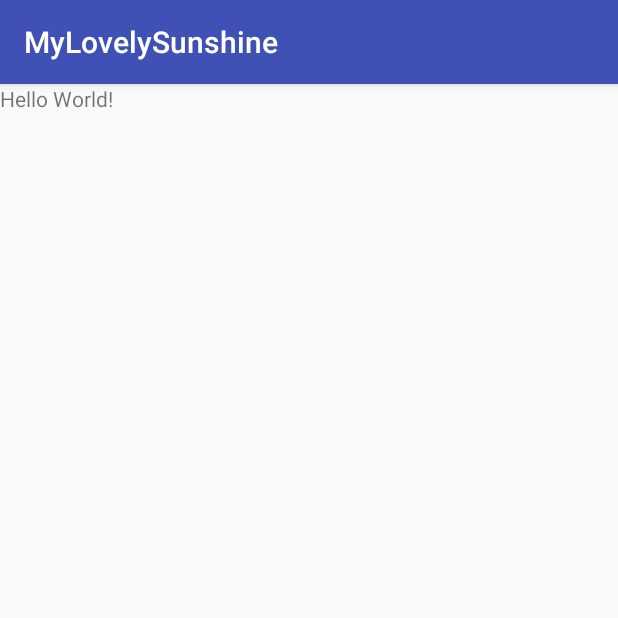
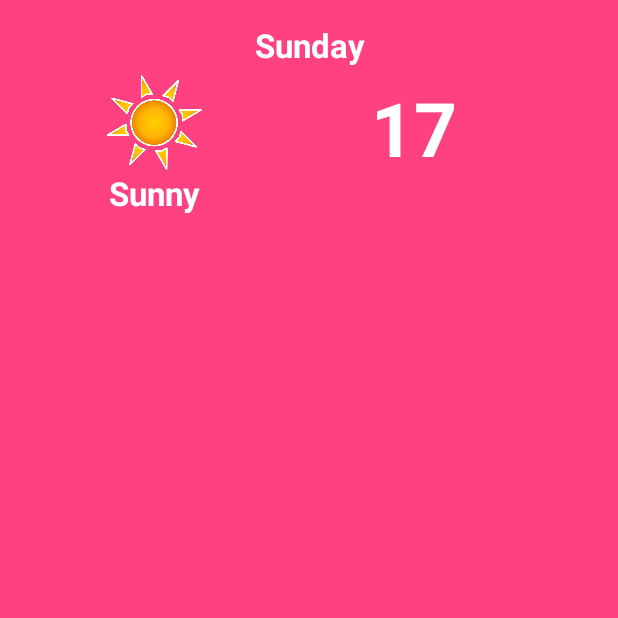
Before and after one commit to LaylaSM/my-lovely-sunshine, an Android app: the screen it shows after launch (MainActivity), on a phone screen of 412 x 824 dp, the top half of it. Run offline under Robolectric (Android 15) with nearby library versions, the phone set to English and light mode, and no system bars.

Commit message:
Updating Layout Sunshine

```diff
--- a/app/src/main/res/layout/activity_main.xml
+++ b/app/src/main/res/layout/activity_main.xml
@@ -1,14 +1,76 @@
 <?xml version="1.0" encoding="utf-8"?>
-<RelativeLayout xmlns:android="http://schemas.android.com/apk/res/android"
+<LinearLayout xmlns:android="http://schemas.android.com/apk/res/android"
     xmlns:app="http://schemas.android.com/apk/res-auto"
     xmlns:tools="http://schemas.android.com/tools"
     android:layout_width="match_parent"
     android:layout_height="match_parent"
     tools:context="intermediate.iak.laylasm.mylovelysunshine.MainActivity">
 
-    <TextView
-        android:layout_width="wrap_content"
-        android:layout_height="wrap_content"
-        android:text="Hello World!" />
+    <LinearLayout
+        android:orientation="vertical"
+        android:layout_width="match_parent"
+        android:layout_height="match_parent"
+        android:background="@color/colorAccent">
+        <LinearLayout
+            android:orientation="horizontal"
+            android:layout_width="match_parent"
+            android:layout_height="50dp">
+            <TextView
+                android:gravity="center"
+                android:textStyle="bold"
+                android:layout_marginTop="10dp"
+                android:layout_width="match_parent"
+                android:layout_height="match_parent"
+                android:text="@string/sunshine"
+                style="?android:textAppearanceLargeInverse"/>
+        </LinearLayout>
 
-</RelativeLayout>
+        <LinearLayout
+            android:orientation="horizontal"
+            android:layout_width="match_parent"
+            android:layout_height="100dp"
+            android:weightSum="2">
+            <LinearLayout
+                android:orientation="vertical"
+                android:layout_weight="1"
+                android:layout_width="match_parent"
+                android:layout_height="match_parent">
+                <ImageView
+                    android:scaleType="fitCenter"
+                    android:layout_width="wrap_content"
+                    android:layout_height="64dp"
+                    android:src="@drawable/suns"/>
+
+                <TextView
+                    android:layout_width="match_parent"
+                    android:layout_height="wrap_content"
+                    android:text="@string/sunny"
+                    style="?android:textAppearanceLargeInverse"
+                    android:gravity="center"
+                    android:textStyle="bold"/>
+
+            </LinearLayout>
+            <LinearLayout
+                android:orientation="horizontal"
+                android:layout_weight="1"
+                android:layout_width="match_parent"
+                android:layout_height="100dp">
+
+                <TextView
+                    android:gravity="center"
+                    android:textSize="50dp"
+                    android:layout_width="140dp"
+                    android:layout_height="70dp"
+                    android:text="@string/_17_derajat"
+                    style="?android:textAppearanceLargeInverse"
+                    android:textStyle="bold"/>
+                <TextView
+                    android:layout_width="30dp"
+                    android:layout_height="wrap_content" />
+
+            </LinearLayout>
+            </LinearLayout>
+
+    </LinearLayout>
+
+</LinearLayout>
--- a/app/src/main/res/values/strings.xml
+++ b/app/src/main/res/values/strings.xml
@@ -1,3 +1,7 @@
 <resources>
     <string name="app_name">MyLovelySunshine</string>
+    <string name="sunshine">Sunday</string>
+    <string name="today">Sunday, 06 August</string>
+    <string name="sunny">Sunny</string>
+    <string name="_17_derajat">17</string>
 </resources>
--- a/app/src/main/res/values/styles.xml
+++ b/app/src/main/res/values/styles.xml
@@ -1,7 +1,7 @@
 <resources>
 
     <!-- Base application theme. -->
-    <style name="AppTheme" parent="Theme.AppCompat.Light.DarkActionBar">
+    <style name="AppTheme" parent="Theme.AppCompat.Light.NoActionBar">
         <!-- Customize your theme here. -->
         <item name="colorPrimary">@color/colorPrimary</item>
         <item name="colorPrimaryDark">@color/colorPrimaryDark</item>
```
Also changed, not shown: app/src/main/res/drawable/suns.png (added).
